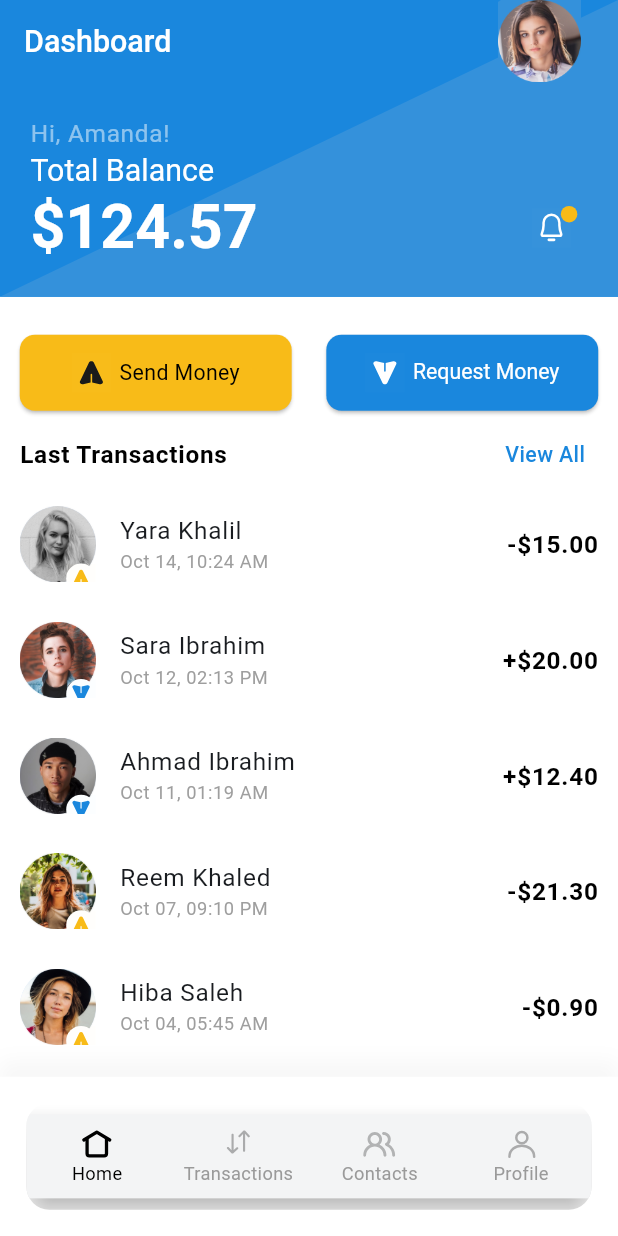
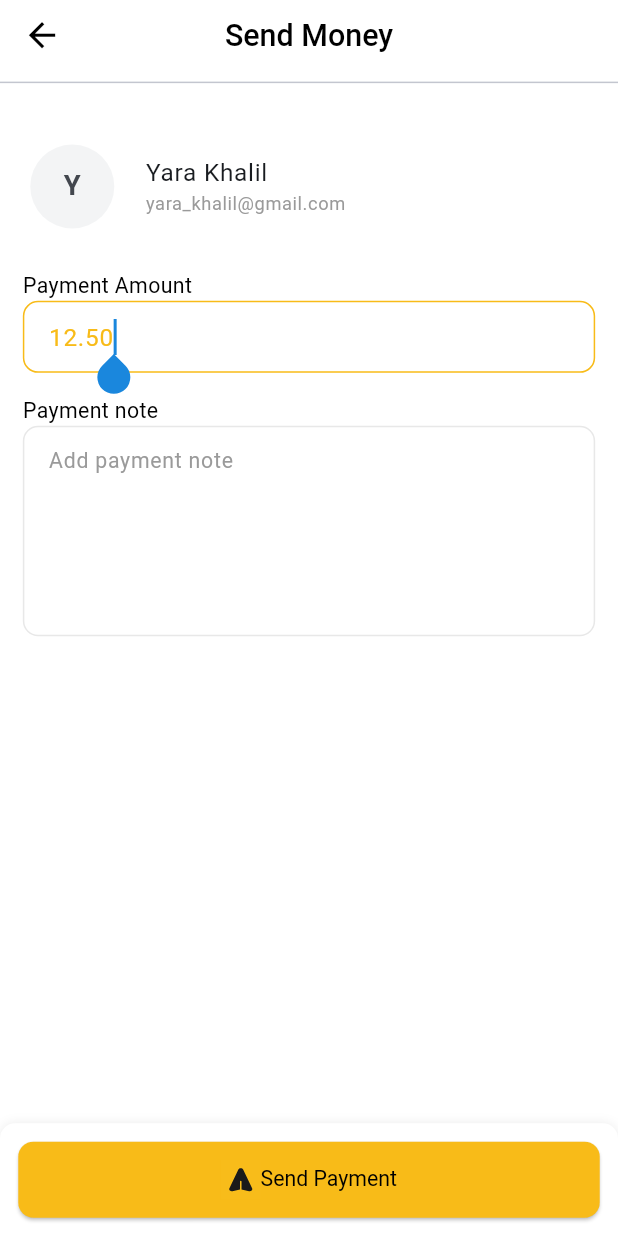
Before and after one commit to ImGhostCode/paynow_e_wallet_app, a Flutter app: the screen it shows after launch, after a tap on "Send Money", on a phone screen of 412 x 824 dp. Run offline on Flutter 3.47's test engine with Material 3 defaults, Android fonts, the phone set to English and light mode, and no system bars; our stand-ins replace bloc, cached_network_image, dartz, device_preview, dio, equatable and 10 more; Roboto replaces fonts that are missing (SFProRounded); statements that could not run were skipped; project files that could hold a hidden picture were left out.

Commit message:
Add Send Money page

```diff
--- a/lib/core/router/app_route_enum.dart
+++ b/lib/core/router/app_route_enum.dart
@@ -6,7 +6,8 @@ enum AppRouteEnum {
   articlesPage,
   articleDetailsPage,
   weViewPage,
-  photoViewPage
+  photoViewPage,
+  sendMoneyPage,
 }
 
 extension AppRouteExtension on AppRouteEnum {
@@ -23,6 +24,9 @@ extension AppRouteExtension on AppRouteEnum {
 
       case AppRouteEnum.signupPage:
         return "/signup_page";
+
+      case AppRouteEnum.sendMoneyPage:
+        return "/send_money_page";
 
       case AppRouteEnum.articlesPage:
         return "/articles_page";
--- a/lib/core/router/router.dart
+++ b/lib/core/router/router.dart
@@ -4,6 +4,7 @@ import 'package:paynow_e_wallet_app/features/auth/presentation/pages/login_page.
 import 'package:paynow_e_wallet_app/features/auth/presentation/pages/signup_page.dart';
 import 'package:paynow_e_wallet_app/features/intro/presentation/pages/intro_page.dart';
 import 'package:paynow_e_wallet_app/features/intro/presentation/pages/welcome_page.dart';
+import 'package:paynow_e_wallet_app/features/transaction/presentation/pages/send_money_page.dart';
 import 'package:paynow_e_wallet_app/shared/presentation/pages/photo_view_page.dart';
 import 'package:paynow_e_wallet_app/shared/presentation/pages/web_view_page.dart';
 import 'package:paynow_e_wallet_app/features/articles/domain/models/article_model.dart';
@@ -39,6 +40,13 @@ class AppRouter {
           settings: RouteSettings(name: settings.name),
           builder: (_) => const SignupPage(),
         );
+
+      case '/send_money_page':
+        return CupertinoPageRoute(
+          settings: RouteSettings(name: settings.name),
+          builder: (_) => SendMoneyPage(),
+        );
+
       // Ny Times Articles page
       case '/articles_page':
         return CupertinoPageRoute(
--- a/lib/core/styles/app_theme.dart
+++ b/lib/core/styles/app_theme.dart
@@ -13,6 +13,7 @@ final ThemeData lightTheme = ThemeData(
   // cardColor: AppColors.primaryColor,
   appBarTheme: AppBarTheme(
       // shadowColor: AppColors.lightGray,
+      iconTheme: IconThemeData(color: AppColors.black, size: 24.w),
       color: AppColors.white,
       titleTextStyle:
           AppTextStyle.xLargeBlack.copyWith(fontWeight: FontWeight.w500)
@@ -28,7 +29,7 @@ final ThemeData lightTheme = ThemeData(
   fontFamily: "SFProRounded",
   scaffoldBackgroundColor: AppColors.white,
   brightness: Brightness.light,
-  iconTheme: const IconThemeData(color: AppColors.black, size: 24),
+  iconTheme: IconThemeData(color: AppColors.black, size: 24.w),
   textTheme: TextTheme(
       headlineLarge: AppTextStyle.xxxLargeBlack, // 40
       headlineMedium: AppTextStyle.xxLargeBlack, // 32
--- a/lib/core/utils/constant/image_constants.dart
+++ b/lib/core/utils/constant/image_constants.dart
@@ -36,4 +36,5 @@ class ImageConstants {
   static const String setting = "$iconPath/settings_icon.svg";
   static const String help = "$iconPath/help_icon.svg";
   static const String arrowRight = "$iconPath/arrow_icon.svg";
+  static const String sentIllustration = "$iconPath/sent_illustration.svg";
 }
--- a/lib/features/home/presentation/pages/home_page.dart
+++ b/lib/features/home/presentation/pages/home_page.dart
@@ -1,5 +1,6 @@
 import 'package:flutter/material.dart';
 import 'package:flutter_svg/flutter_svg.dart';
+import 'package:paynow_e_wallet_app/core/router/app_route_enum.dart';
 import 'package:paynow_e_wallet_app/core/styles/app_colors.dart';
 import 'package:paynow_e_wallet_app/core/utils/constant/image_constants.dart';
 import 'package:flutter_screenutil/flutter_screenutil.dart';
@@ -166,7 +167,10 @@ class HomePage extends StatelessWidget {
                               Theme.of(context).colorScheme.secondary,
                           foregroundColor: Colors.black,
                           padding: EdgeInsets.zero),
-                      onPressed: () {},
+                      onPressed: () {
+                        Navigator.pushNamed(
+                            context, AppRouteEnum.sendMoneyPage.name);
+                      },
                       child: Row(
                         mainAxisAlignment: MainAxisAlignment.center,
                         children: [
--- /dev/null
+++ b/lib/features/transaction/presentation/pages/send_money_page.dart
@@ -0,0 +1,208 @@
+import 'package:flutter/material.dart';
+import 'package:flutter_screenutil/flutter_screenutil.dart';
+import 'package:flutter_svg/flutter_svg.dart';
+import 'package:paynow_e_wallet_app/core/styles/app_colors.dart';
+import 'package:paynow_e_wallet_app/core/utils/constant/image_constants.dart';
+
+class SendMoneyPage extends StatelessWidget {
+  SendMoneyPage({super.key});
+  final GlobalKey<FormState> _formKey = GlobalKey<FormState>();
+  final TextEditingController _amountController =
+      TextEditingController(text: '12.50');
+
+  @override
+  Widget build(BuildContext context) {
+    return Scaffold(
+        appBar: AppBar(
+          toolbarHeight: 60.h,
+          leading: IconButton(
+              onPressed: () {
+                Navigator.pop(context);
+              },
+              icon: Icon(
+                Icons.arrow_back,
+                size: 24.w,
+              )),
+          title: const Text('Send Money'),
+          centerTitle: true,
+          bottom: PreferredSize(
+              preferredSize: Size.fromHeight(2.h), child: const Divider()),
+        ),
+        body: SingleChildScrollView(
+          child: Padding(
+            padding: EdgeInsets.all(15.r),
+            child: Column(
+              children: [
+                SizedBox(
+                  height: 10.h,
+                ),
+                ListTile(
+                  minLeadingWidth: 60.w,
+                  contentPadding: EdgeInsets.zero,
+                  leading: Container(
+                    height: 60.w,
+                    width: 60.w,
+                    decoration: const BoxDecoration(
+                      color: AppColors.bgGray,
+                      shape: BoxShape.circle,
+                    ),
+                    alignment: Alignment.center,
+                    child: Text(
+                      'Y',
+                      style: TextStyle(
+                          fontSize: 18.sp, fontWeight: FontWeight.bold),
+                    ),
+                  ),
+                  title: const Text('Yara Khalil'),
+                  subtitle: Text(
+                    'yara_khalil@gmail.com',
+                    style: Theme.of(context).textTheme.bodySmall!.copyWith(
+                          color: AppColors.gray,
+                        ),
+                  ),
+                ),
+                SizedBox(
+                  height: 20.h,
+                ),
+                Form(
+                    key: _formKey,
+                    child: Column(
+                      crossAxisAlignment: CrossAxisAlignment.start,
+                      children: [
+                        const Text('Payment Amount'),
+                        TextFormField(
+                          autofocus: true,
+                          controller: _amountController,
+                          keyboardType: TextInputType.number,
+                          style: Theme.of(context)
+                              .textTheme
+                              .bodyLarge!
+                              .copyWith(color: AppColors.secondaryColor),
+                          decoration: InputDecoration(
+                            hintText: 'Enter amount',
+                            border: OutlineInputBorder(
+                              borderRadius:
+                                  BorderRadius.all(Radius.circular(10.r)),
+                              borderSide: const BorderSide(
+                                  color: AppColors.secondaryColor),
+                            ),
+                            focusedBorder: OutlineInputBorder(
+                              borderRadius:
+                                  BorderRadius.all(Radius.circular(10.r)),
+                              borderSide: const BorderSide(
+                                  color: AppColors.secondaryColor),
+                            ),
+                          ),
+                          validator: (value) {
+                            if (value!.isEmpty) {
+                              return 'Please enter amount';
+                            }
+                            return null;
+                          },
+                        ),
+                        SizedBox(
+                          height: 15.h,
+                        ),
+                        const Text('Payment note'),
+                        TextFormField(
+                          keyboardType: TextInputType.text,
+                          maxLines: 5,
+                          decoration: const InputDecoration(
+                            hintText: 'Add payment note',
+                          ),
+                          validator: (value) {
+                            return null;
+                          },
+                        ),
+                      ],
+                    ))
+              ],
+            ),
+          ),
+        ),
+        bottomNavigationBar: Container(
+            width: 375.w,
+            padding: EdgeInsets.all(12.h),
+            decoration: BoxDecoration(
+              color: AppColors.white,
+              boxShadow: [
+                BoxShadow(
+                  color: Colors.grey.withOpacity(0.2),
+                  blurRadius: 5.r,
+                  offset: const Offset(0, 0),
+                )
+              ],
+              borderRadius: BorderRadius.only(
+                  topLeft: Radius.circular(10.r),
+                  topRight: Radius.circular(10.r)),
+            ),
+            child: SizedBox(
+              height: 50.h,
+              child: ElevatedButton(
+                style: ElevatedButton.styleFrom(
+                    backgroundColor: Theme.of(context).colorScheme.secondary,
+                    foregroundColor: Colors.black,
+                    padding: EdgeInsets.zero),
+                onPressed: () {
+                  if (_formKey.currentState!.validate()) {
+                    // send payment
+                    showDialog(
+                      context: context,
+                      builder: (context) {
+                        return AlertDialog(
+                          content: Container(
+                            color: AppColors.white,
+                            child: Column(
+                              mainAxisSize: MainAxisSize.min,
+                              crossAxisAlignment: CrossAxisAlignment.center,
+                              children: [
+                                SvgPicture.asset(
+                                  ImageConstants.sentIllustration,
+                                  height: 180.w,
+                                  width: 240.w,
+                                ),
+                                SizedBox(
+                                  height: 15.h,
+                                ),
+                                Text(
+                                  'The amount has been requested successfully!',
+                                  textAlign: TextAlign.center,
+                                  style: Theme.of(context)
+                                      .textTheme
+                                      .titleLarge!
+                                      .copyWith(fontWeight: FontWeight.w500),
+                                ),
+                                SizedBox(
+                                  height: 30.h,
+                                ),
+                                SizedBox(
+                                  width: double.infinity,
+                                  child: ElevatedButton(
+                                      onPressed: () {
+                                        Navigator.pop(context);
+                                      },
+                                      child: const Text('Ok, Thanks!')),
+                                )
+                              ],
+                            ),
+                          ),
+                        );
+                      },
+                    );
+                  }
+                },
+                child: Row(
+                  mainAxisAlignment: MainAxisAlignment.center,
+                  children: [
+                    SvgPicture.asset(
+                      ImageConstants.send,
+                      height: 24.w,
+                      width: 24.w,
+                    ),
+                    const Text('Send Payment'),
+                  ],
+                ),
+              ),
+            )));
+  }
+}
```
